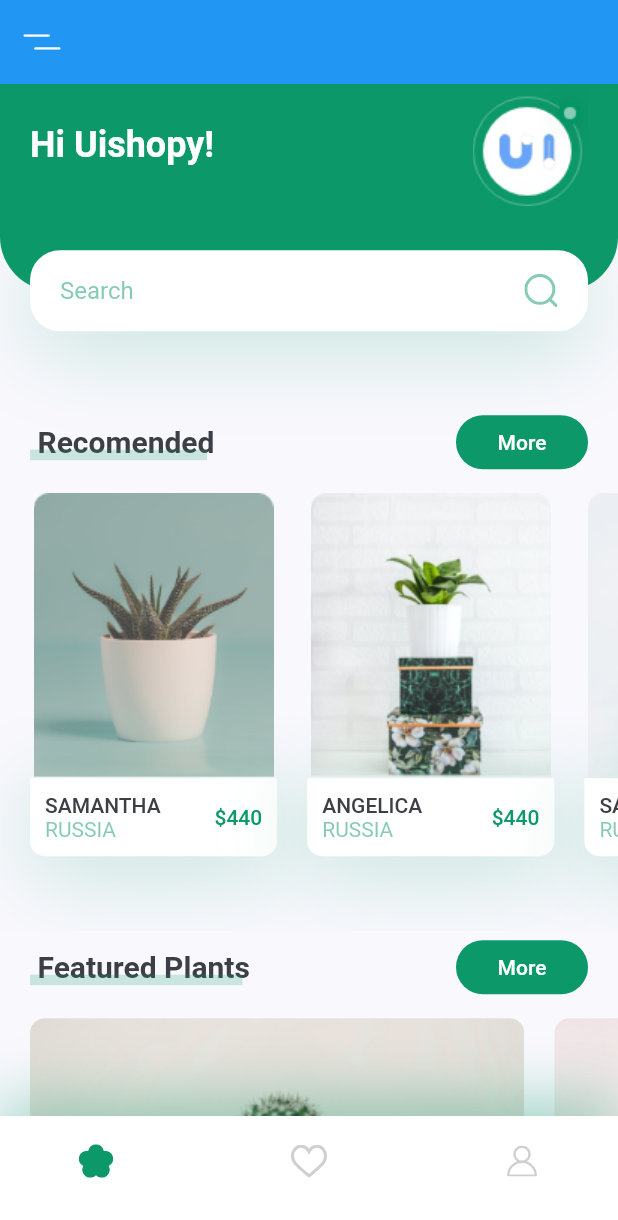
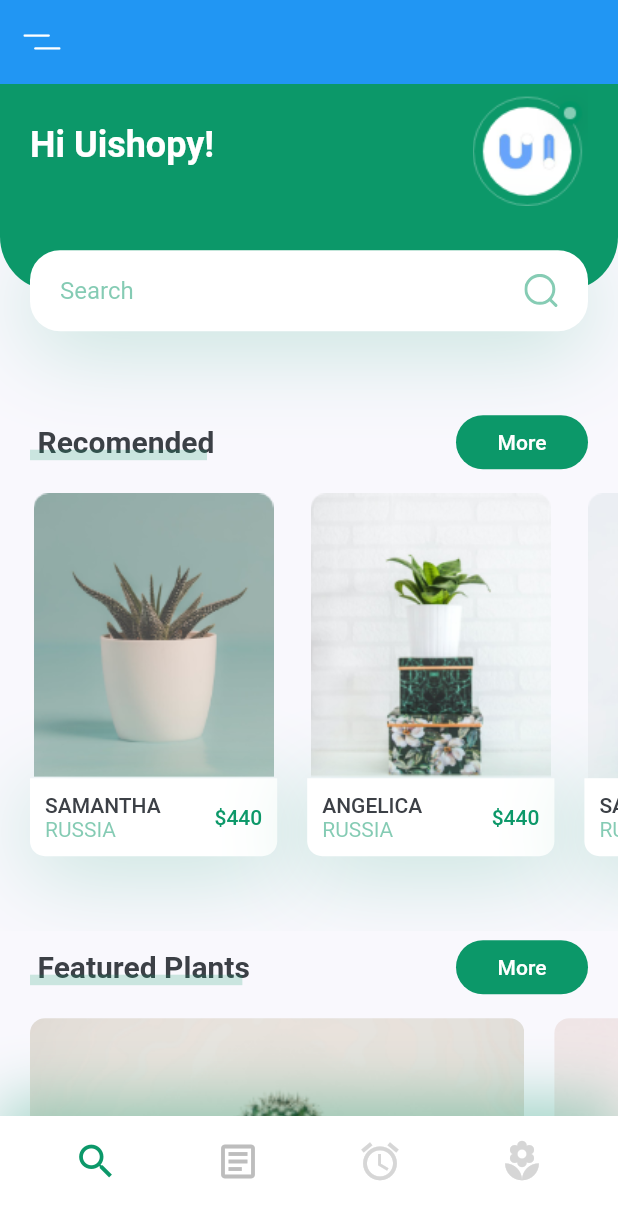
Before and after one commit to 19IT126/gc, a Flutter app: the screen it shows after launch, on a phone screen of 412 x 824 dp. Shown: the top 1220 px of the screen. Run offline on Flutter 3.47's test engine with Material 2 defaults, Android fonts, the phone set to English and light mode, and no system bars; our stand-ins replace flutter_svg.

Commit message:
Bottom Nav Bar updated

```diff
--- a/lib/components/my_bottom_nav_bar.dart
+++ b/lib/components/my_bottom_nav_bar.dart
@@ -3,10 +3,23 @@ import 'package:flutter_svg/flutter_svg.dart';
 
 import '../constants.dart';
 
-class MyBottomNavBar extends StatelessWidget {
+/*class MyBottomNavBar extends StatelessWidget {
   const MyBottomNavBar({
     Key key,
   }) : super(key: key);
+
+  @override
+  Widget build(BuildContext context) {
+
+  }
+}*/
+class MyBottomNavBar extends StatefulWidget {
+  @override
+  _MyBottomNavBarState createState() => _MyBottomNavBarState();
+}
+
+class _MyBottomNavBarState extends State<MyBottomNavBar> {
+  int isSelected = 1;
 
   @override
   Widget build(BuildContext context) {
@@ -31,16 +44,52 @@ class MyBottomNavBar extends StatelessWidget {
         mainAxisAlignment: MainAxisAlignment.spaceBetween,
         children: <Widget>[
           IconButton(
-            icon: SvgPicture.asset("assets/icons/flower.svg"),
-            onPressed: () {},
+            icon: Icon(
+              Icons.search_outlined,
+              size: 30.0,
+              color: isSelected == 1 ? kPrimaryColor : Colors.grey[400],
+            ),
+            onPressed: () {
+              setState(() {
+                isSelected = 1;
+              });
+            },
           ),
           IconButton(
-            icon: SvgPicture.asset("assets/icons/heart-icon.svg"),
-            onPressed: () {},
+            icon: Icon(
+              Icons.article_outlined,
+              size: 30.0,
+              color: isSelected == 2 ? kPrimaryColor : Colors.grey[400],
+            ),
+            onPressed: () {
+              setState(() {
+                isSelected = 2;
+              });
+            },
           ),
           IconButton(
-            icon: SvgPicture.asset("assets/icons/user-icon.svg"),
-            onPressed: () {},
+            icon: Icon(
+              Icons.alarm_outlined,
+              size: 30.0,
+              color: isSelected == 3 ? kPrimaryColor : Colors.grey[350],
+            ),
+            onPressed: () {
+              setState(() {
+                isSelected = 3;
+              });
+            },
+          ),
+          IconButton(
+            icon: Icon(
+              Icons.local_florist,
+              size: 30.0,
+              color: isSelected == 4 ? kPrimaryColor : Colors.grey[350],
+            ),
+            onPressed: () {
+              setState(() {
+                isSelected = 4;
+              });
+            },
           ),
         ],
       ),
```
